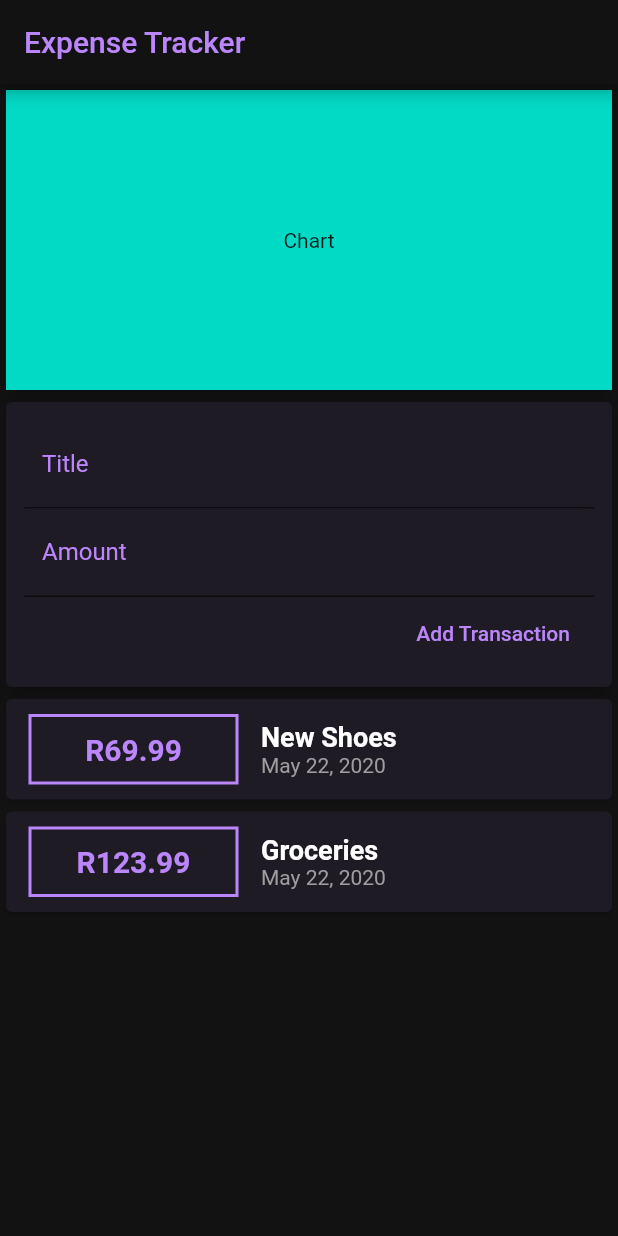
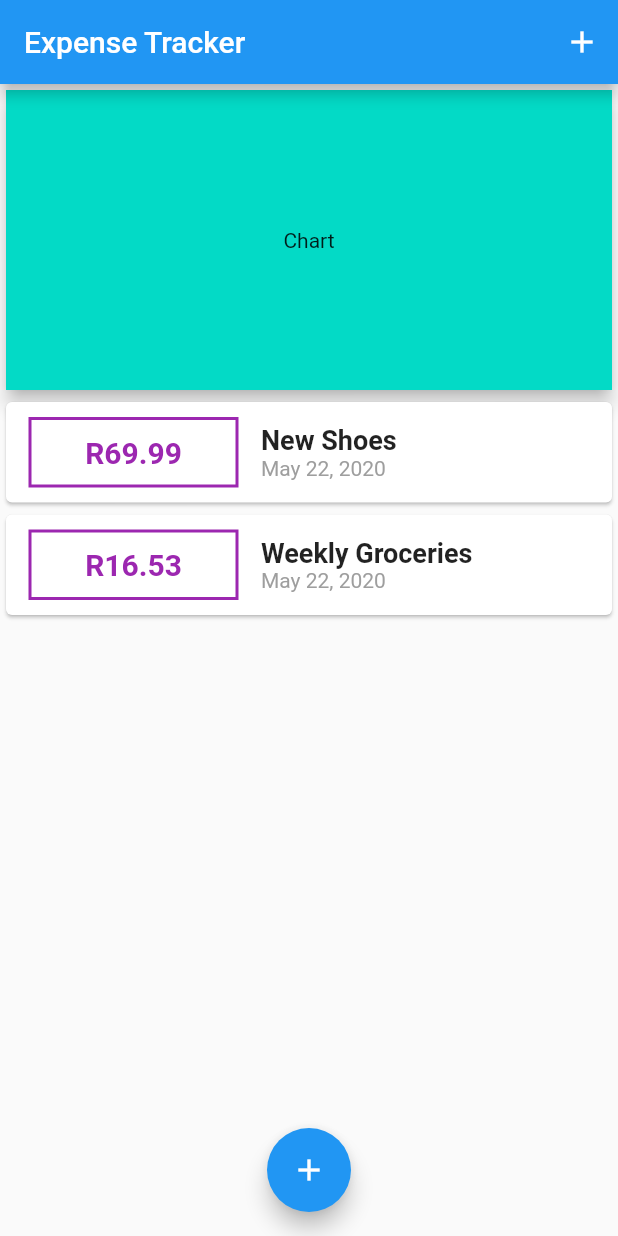
Before and after one commit to andredippenaar/expensetracker_flutter, a Flutter app: the screen it shows after launch, on a phone screen of 412 x 824 dp. Run offline on Flutter 3.47's test engine with Material 2 defaults, Android fonts, the light colour scheme and no system bars.

Commit message:
Refactor App and Removed Colors - will use Themes later

```diff
--- a/lib/main.dart
+++ b/lib/main.dart
@@ -1,5 +1,8 @@
-import './widgets/user_transactions.dart';
 import 'package:flutter/material.dart';
+
+import './widgets/new_transaction.dart';
+import './widgets/transaction_list.dart';
+import './models/transaction.dart';
 
 void main() {
   runApp(MyApp());
@@ -20,22 +23,69 @@ class MyApp extends StatelessWidget {
   }
 }
 
-class MyHomePage extends StatelessWidget {
-//  final titleController = TextEditingController();
-//  final amountController = TextEditingController();
+class MyHomePage extends StatefulWidget {
+  @override
+  _MyHomePageState createState() => _MyHomePageState();
+}
+
+class _MyHomePageState extends State<MyHomePage> {
+  final List<Transaction> _userTransactions = [
+    Transaction(
+      id: 't1',
+      title: 'New Shoes',
+      amount: 69.99,
+      date: DateTime.now(),
+    ),
+    Transaction(
+      id: 't2',
+      title: 'Weekly Groceries',
+      amount: 16.53,
+      date: DateTime.now(),
+    ),
+  ];
+
+  void _addNewTransaction(String txTitle, double txAmount) {
+    final newTx = Transaction(
+      title: txTitle,
+      amount: txAmount,
+      date: DateTime.now(),
+      id: DateTime.now().toString(),
+    );
+
+    setState(() {
+      _userTransactions.add(newTx);
+    });
+  }
+
+  void _startAddNewTransaction(BuildContext ctx) {
+    showModalBottomSheet(
+      context: ctx,
+      builder: (_) {
+        return GestureDetector(
+          onTap: () {},
+          child: NewTransaction(_addNewTransaction),
+          behavior: HitTestBehavior.opaque,
+        );
+      },
+    );
+  }
 
   @override
   Widget build(BuildContext context) {
     return Scaffold(
-      backgroundColor: Color(0xff121212),
       appBar: AppBar(
         title: Text(
           "Expense Tracker",
-          style: TextStyle(color: Color(0xffbb86fc)),
         ),
-        backgroundColor: Color(0xff121212),
+        actions: <Widget>[
+          IconButton(
+            icon: Icon(Icons.add),
+            onPressed: () => _startAddNewTransaction(context),
           ),
-      body: Column(
+        ],
+      ),
+      body: SingleChildScrollView(
+        child: Column(
           children: <Widget>[
             Card(
               child: Container(
@@ -46,8 +96,14 @@ class MyHomePage extends StatelessWidget {
               ),
               elevation: 5,
             ),
-          UserTransactions(),
+            TransactionList(_userTransactions),
           ],
+        ),
+      ),
+      floatingActionButtonLocation: FloatingActionButtonLocation.centerFloat,
+      floatingActionButton: FloatingActionButton(
+        child: Icon(Icons.add),
+        onPressed: () => _startAddNewTransaction(context),
       ),
     );
   }
--- a/lib/widgets/new_transaction.dart
+++ b/lib/widgets/new_transaction.dart
@@ -1,4 +1,3 @@
-import 'user_transactions.dart';
 import 'package:flutter/material.dart';
 
 class NewTransaction extends StatelessWidget {
@@ -8,10 +7,23 @@ class NewTransaction extends StatelessWidget {
 
   NewTransaction(this.addTx);
 
+  void submitData() {
+    final enteredTitle = titleController.text;
+    final enteredAmount = double.parse(amountController.text);
+
+    if (enteredTitle.isEmpty || enteredAmount <= 0) {
+      return;
+    }
+
+    addTx(
+      enteredTitle,
+      enteredAmount,
+    );
+  }
+
   @override
   Widget build(BuildContext context) {
     return Card(
-      color: Color(0xff1f1b24),
       elevation: 5,
       child: Container(
         padding: EdgeInsets.all(12),
@@ -20,40 +32,27 @@ class NewTransaction extends StatelessWidget {
           children: <Widget>[
             TextField(
               controller: titleController,
+              onSubmitted: (_) => submitData(),
               decoration: InputDecoration(
-                  focusedBorder: UnderlineInputBorder(
-                    borderSide: BorderSide(color: Color(0xffbb86fc)),
-//  when the TextFormField in focused
-                  ),
-                  labelText: 'Title',
-                  labelStyle: TextStyle(color: Color(0xffbb86fc)),
-                  filled: true,
-                  fillColor: Color(0xff1f1b24)),
-              style: TextStyle(color: Color(0xff03dac6)),
+                labelText: 'Title',
+              ),
             ),
             TextField(
               controller: amountController,
-              keyboardType: TextInputType.number,
+              onSubmitted: (_) => submitData(),
+              keyboardType:
+                  TextInputType.numberWithOptions(signed: true, decimal: true),
               decoration: InputDecoration(
-                  focusedBorder: UnderlineInputBorder(
-                    borderSide: BorderSide(color: Color(0xffbb86fc)),
-//  when the TextFormField in focused
-                  ),
-                  labelText: 'Amount',
-                  labelStyle: TextStyle(color: Color(0xffbb86fc)),
-                  filled: true,
-                  fillColor: Color(0xff1f1b24)),
-              style: TextStyle(color: Color(0xff03dac6)),
+                labelText: 'Amount',
+              ),
             ),
             FlatButton(
-                onPressed: () {
-                  addTx(titleController.text,
-                      double.parse(amountController.text));
-                },
-                child: Text(
-                  "Add Transaction",
-                  style: TextStyle(color: Color(0xffbb86fc)),
-                ))
+              onPressed: submitData,
+              child: Text(
+                "Add Transaction",
+              ),
+              textColor: Colors.purple,
+            )
           ],
         ),
       ),
--- a/lib/widgets/transaction_list.dart
+++ b/lib/widgets/transaction_list.dart
@@ -14,7 +14,6 @@ class TransactionList extends StatelessWidget {
       child: ListView.builder(
         itemBuilder: (context, index) {
           return Card(
-            color: Color(0xff1f1b24),
             child: Row(
               children: <Widget>[
                 Container(
@@ -23,13 +22,13 @@ class TransactionList extends StatelessWidget {
                   alignment: Alignment.center,
                   width: 140,
                   decoration: BoxDecoration(
-                      border: Border.all(color: Color(0xffbb86fc), width: 2)),
+                      border: Border.all(color: Colors.purple, width: 2)),
                   child: Text(
-                    "R${transactions[index].amount}",
+                    "R${transactions[index].amount.toStringAsFixed(2)}",
                     style: TextStyle(
                         fontWeight: FontWeight.bold,
                         fontSize: 20,
-                        color: Color(0xffbb86fc)),
+                        color: Colors.purple),
                   ),
                 ),
                 Column(
@@ -38,9 +37,9 @@ class TransactionList extends StatelessWidget {
                     Text(
                       transactions[index].title,
                       style: TextStyle(
-                          fontWeight: FontWeight.bold,
-                          fontSize: 18,
-                          color: Colors.white),
+                        fontWeight: FontWeight.bold,
+                        fontSize: 18,
+                      ),
                     ),
                     Text(
                       DateFormat.yMMMd().format(transactions[index].date),
--- a/lib/widgets/user_transactions.dart
+++ /dev/null
@@ -1,50 +0,0 @@
-import '../models/transaction.dart';
-import 'package:flutter/material.dart';
-
-import 'new_transaction.dart';
-import 'transaction_list.dart';
-
-class UserTransactions extends StatefulWidget {
-  @override
-  _UserTransactionsState createState() => _UserTransactionsState();
-}
-
-class _UserTransactionsState extends State<UserTransactions> {
-  final List<Transaction> _userTransactions = [
-    Transaction(
-      id: 't1',
-      title: 'New Shoes',
-      amount: 69.99,
-      date: DateTime.now(),
-    ),
-    Transaction(
-      id: 't2',
-      title: 'Groceries',
-      amount: 123.99,
-      date: DateTime.now(),
-    ),
-  ];
-
-  void _addNewTransaction(String txTitle, double txAmount) {
-    final newTx = Transaction(
-      title: txTitle,
-      amount: txAmount,
-      date: DateTime.now(),
-      id: DateTime.now().toString(),
-    );
-
-    setState(() {
-      _userTransactions.add(newTx);
-    });
-  }
-
-  @override
-  Widget build(BuildContext context) {
-    return Column(
-      children: <Widget>[
-        NewTransaction(_addNewTransaction),
-        TransactionList(_userTransactions),
-      ],
-    );
-  }
-}
```
Lines whose indentation alone changed are shown as unchanged.
